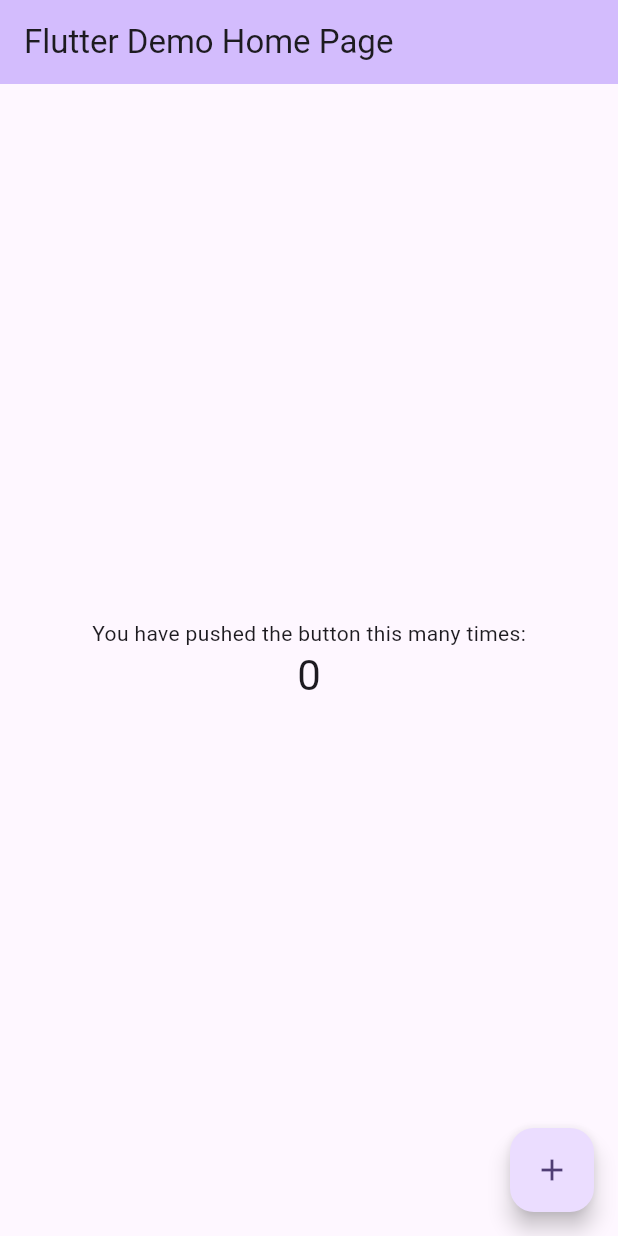
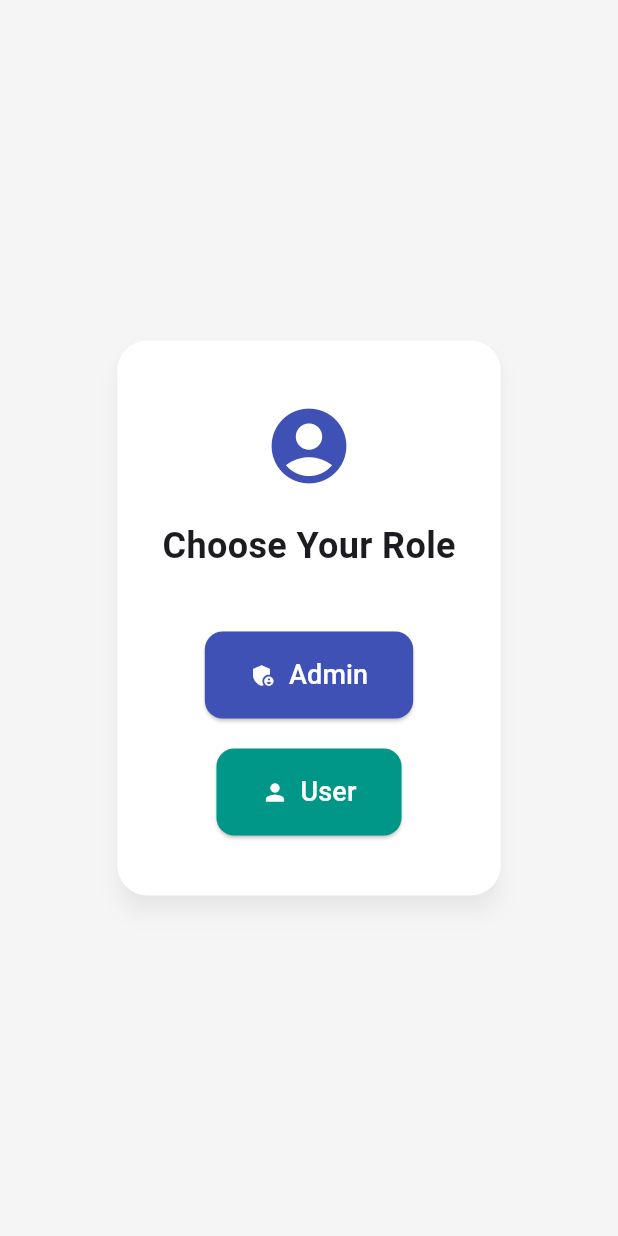
Before and after one commit to KGD2417/BharatFlow, a Flutter app: the screen it shows after launch, on a phone screen of 412 x 824 dp. Run offline on Flutter 3.47's test engine with Material 3 defaults, Android fonts, the phone set to English and light mode, and no system bars.

Commit message:
First Commit

```diff
--- a/app/bharatflow/lib/main.dart
+++ b/app/bharatflow/lib/main.dart
@@ -1,4 +1,6 @@
 import 'package:flutter/material.dart';
+import 'pages/admin_page.dart';
+import 'pages/user_page.dart';
 
 void main() {
   runApp(const MyApp());
@@ -7,116 +9,93 @@ void main() {
 class MyApp extends StatelessWidget {
   const MyApp({super.key});
 
-  // This widget is the root of your application.
   @override
   Widget build(BuildContext context) {
     return MaterialApp(
-      title: 'Flutter Demo',
+      title: 'Role Selection',
+      debugShowCheckedModeBanner: false, // 🔥 Removes debug label
       theme: ThemeData(
-        // This is the theme of your application.
-        //
-        // TRY THIS: Try running your application with "flutter run". You'll see
-        // the application has a purple toolbar. Then, without quitting the app,
-        // try changing the seedColor in the colorScheme below to Colors.green
-        // and then invoke "hot reload" (save your changes or press the "hot
-        // reload" button in a Flutter-supported IDE, or press "r" if you used
-        // the command line to start the app).
-        //
-        // Notice that the counter didn't reset back to zero; the application
-        // state is not lost during the reload. To reset the state, use hot
-        // restart instead.
-        //
-        // This works for code too, not just values: Most code changes can be
-        // tested with just a hot reload.
-        colorScheme: ColorScheme.fromSeed(seedColor: Colors.deepPurple),
+        brightness: Brightness.light,
+        colorScheme: ColorScheme.fromSeed(seedColor: Colors.indigo),
+        useMaterial3: true,
+        cardTheme: CardTheme(
+          shape: RoundedRectangleBorder(
+            borderRadius: BorderRadius.circular(20),
+          ),
+          elevation: 6,
+          shadowColor: Colors.black26,
+        ),
       ),
-      home: const MyHomePage(title: 'Flutter Demo Home Page'),
+      home: const RoleSelectionPage(),
     );
   }
 }
 
-class MyHomePage extends StatefulWidget {
-  const MyHomePage({super.key, required this.title});
-
-  // This widget is the home page of your application. It is stateful, meaning
-  // that it has a State object (defined below) that contains fields that affect
-  // how it looks.
-
-  // This class is the configuration for the state. It holds the values (in this
-  // case the title) provided by the parent (in this case the App widget) and
-  // used by the build method of the State. Fields in a Widget subclass are
-  // always marked "final".
-
-  final String title;
-
-  @override
-  State<MyHomePage> createState() => _MyHomePageState();
-}
-
-class _MyHomePageState extends State<MyHomePage> {
-  int _counter = 0;
-
-  void _incrementCounter() {
-    setState(() {
-      // This call to setState tells the Flutter framework that something has
-      // changed in this State, which causes it to rerun the build method below
-      // so that the display can reflect the updated values. If we changed
-      // _counter without calling setState(), then the build method would not be
-      // called again, and so nothing would appear to happen.
-      _counter++;
-    });
-  }
+class RoleSelectionPage extends StatelessWidget {
+  const RoleSelectionPage({super.key});
 
   @override
   Widget build(BuildContext context) {
-    // This method is rerun every time setState is called, for instance as done
-    // by the _incrementCounter method above.
-    //
-    // The Flutter framework has been optimized to make rerunning build methods
-    // fast, so that you can just rebuild anything that needs updating rather
-    // than having to individually change instances of widgets.
     return Scaffold(
-      appBar: AppBar(
-        // TRY THIS: Try changing the color here to a specific color (to
-        // Colors.amber, perhaps?) and trigger a hot reload to see the AppBar
-        // change color while the other colors stay the same.
-        backgroundColor: Theme.of(context).colorScheme.inversePrimary,
-        // Here we take the value from the MyHomePage object that was created by
-        // the App.build method, and use it to set our appbar title.
-        title: Text(widget.title),
-      ),
+      backgroundColor: Colors.grey[100],
       body: Center(
-        // Center is a layout widget. It takes a single child and positions it
-        // in the middle of the parent.
-        child: Column(
-          // Column is also a layout widget. It takes a list of children and
-          // arranges them vertically. By default, it sizes itself to fit its
-          // children horizontally, and tries to be as tall as its parent.
-          //
-          // Column has various properties to control how it sizes itself and
-          // how it positions its children. Here we use mainAxisAlignment to
-          // center the children vertically; the main axis here is the vertical
-          // axis because Columns are vertical (the cross axis would be
-          // horizontal).
-          //
-          // TRY THIS: Invoke "debug painting" (choose the "Toggle Debug Paint"
-          // action in the IDE, or press "p" in the console), to see the
-          // wireframe for each widget.
-          mainAxisAlignment: MainAxisAlignment.center,
-          children: <Widget>[
-            const Text('You have pushed the button this many times:'),
-            Text(
-              '$_counter',
-              style: Theme.of(context).textTheme.headlineMedium,
+        child: Card(
+          margin: const EdgeInsets.all(24),
+          color: Colors.white,
+          child: Padding(
+            padding: const EdgeInsets.symmetric(vertical: 40, horizontal: 30),
+            child: Column(
+              mainAxisSize: MainAxisSize.min,
+              children: [
+                const Icon(Icons.account_circle, size: 60, color: Colors.indigo),
+                const SizedBox(height: 20),
+                const Text(
+                  'Choose Your Role',
+                  style: TextStyle(fontSize: 24, fontWeight: FontWeight.bold),
+                ),
+                const SizedBox(height: 40),
+                ElevatedButton.icon(
+                  icon: const Icon(Icons.admin_panel_settings),
+                  style: ElevatedButton.styleFrom(
+                    backgroundColor: Colors.indigo,
+                    foregroundColor: Colors.white,
+                    padding: const EdgeInsets.symmetric(horizontal: 30, vertical: 16),
+                    shape: RoundedRectangleBorder(
+                      borderRadius: BorderRadius.circular(12),
+                    ),
+                  ),
+                  label: const Text('Admin', style: TextStyle(fontSize: 18)),
+                  onPressed: () {
+                    Navigator.push(
+                      context,
+                      MaterialPageRoute(builder: (context) => const AdminPage()),
+                    );
+                  },
+                ),
+                const SizedBox(height: 20),
+                ElevatedButton.icon(
+                  icon: const Icon(Icons.person),
+                  style: ElevatedButton.styleFrom(
+                    backgroundColor: Colors.teal,
+                    foregroundColor: Colors.white,
+                    padding: const EdgeInsets.symmetric(horizontal: 30, vertical: 16),
+                    shape: RoundedRectangleBorder(
+                      borderRadius: BorderRadius.circular(12),
+                    ),
+                  ),
+                  label: const Text('User', style: TextStyle(fontSize: 18)),
+                  onPressed: () {
+                    Navigator.push(
+                      context,
+                      MaterialPageRoute(builder: (context) => const UserPage()),
+                    );
+                  },
+                ),
+              ],
             ),
-          ],
+          ),
         ),
       ),
-      floatingActionButton: FloatingActionButton(
-        onPressed: _incrementCounter,
-        tooltip: 'Increment',
-        child: const Icon(Icons.add),
-      ), // This trailing comma makes auto-formatting nicer for build methods.
     );
   }
 }
```
Also changed, not shown: app/bharatflow/lib/pages/admin_page.dart (added, +28 -0 lines), app/bharatflow/lib/pages/user_page.dart (added, +28 -0 lines).
